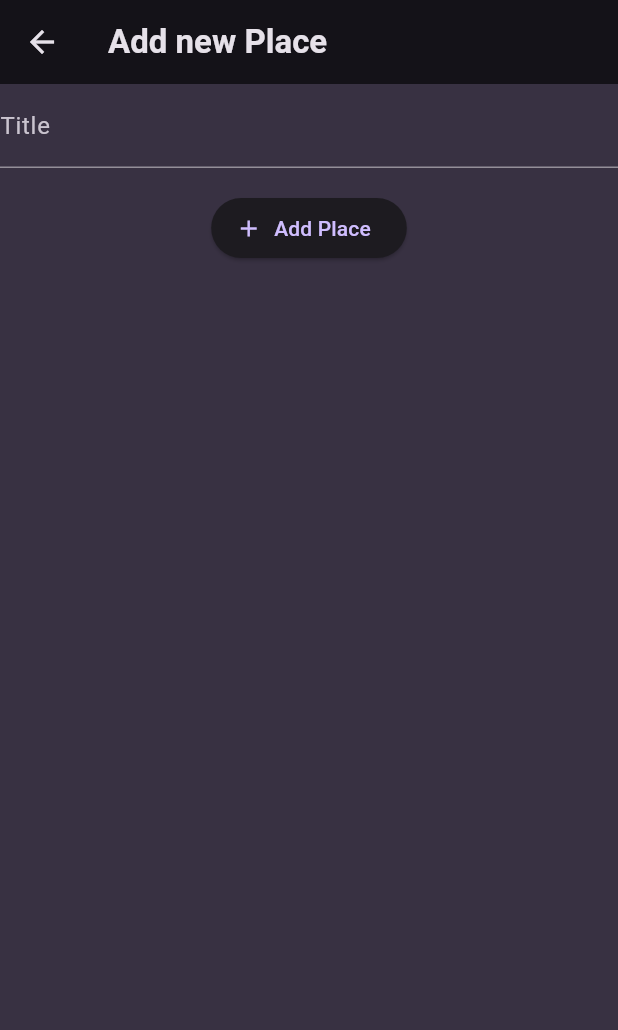
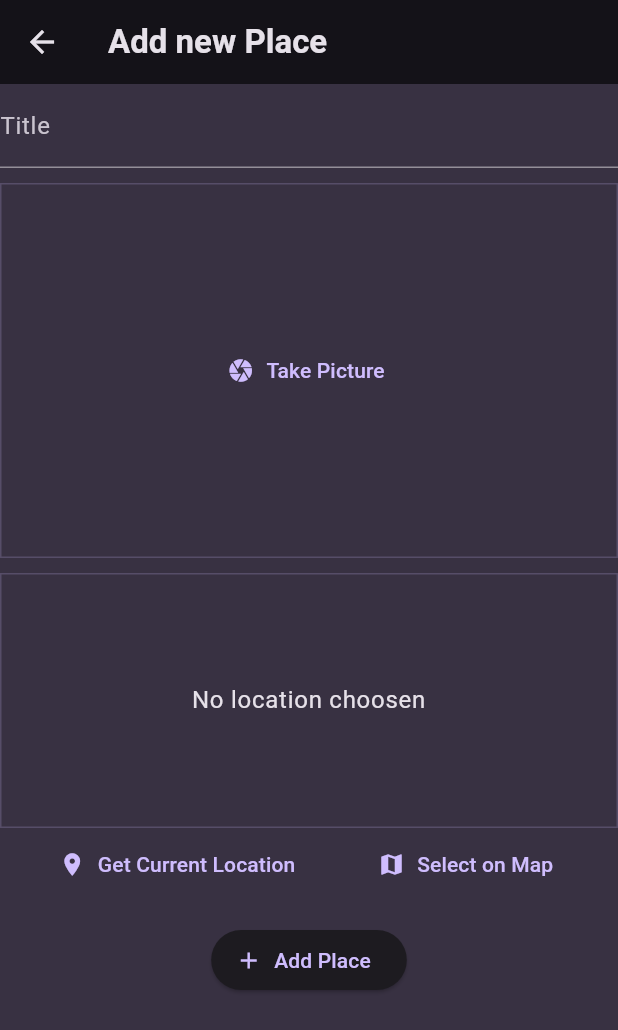
Before and after one commit to the-akashar/Flutter-favorite-places-app, a Flutter app: the AddPlaceScreen screen opened directly, on a phone screen of 412 x 824 dp. Shown: the top 1030 px of the screen. Run offline on Flutter 3.47's test engine with Material 3 defaults, Android fonts, the phone set to English and light mode, and no system bars; our stand-ins replace flutter_riverpod, google_fonts, image_picker, location, sqflite; accounts and stored records are empty.

Commit message:
second commit

```diff
--- a/lib/models/place.dart
+++ b/lib/models/place.dart
@@ -1,12 +1,32 @@
 
+
+import 'dart:io';
 
 import 'package:uuid/uuid.dart';
 
 const uuid = Uuid();
 
+class PlaceLocation{
+  const PlaceLocation({
+    required this.latitude,
+    required this.longitude,
+    required this.address});
+
+  final double latitude;
+  final double longitude;
+  final String address;
+}
+
 class Place{
-  Place({required this.title}) : id = uuid.v4();
+  Place({
+   required this.title ,
+   required this.image,
+   required this.location,
+   String? id
+   }) : id = id ?? uuid.v4();
 
   final String id;
   final String title;
+  final File image;
+  final PlaceLocation location;
 }
--- a/lib/screens/add_place.dart
+++ b/lib/screens/add_place.dart
@@ -1,4 +1,9 @@
+import 'dart:io';
+
+import 'package:favorite_places_app/models/place.dart';
 import 'package:favorite_places_app/providers/user_places.dart';
+import 'package:favorite_places_app/widgets/image_input.dart';
+import 'package:favorite_places_app/widgets/location_input.dart';
 import 'package:flutter/material.dart';
 import 'package:flutter_riverpod/flutter_riverpod.dart';
 
@@ -15,15 +20,17 @@
 class _AddPlaceScreenState extends ConsumerState<AddPlaceScreen>{
 
   final _titleController = TextEditingController();
+  File? _selectedImage;
+  PlaceLocation? _selectedLocation;
 
   void _savePlace(){
     final enteredTitle = _titleController.text;
 
-    if(enteredTitle.isEmpty){
+    if(enteredTitle.isEmpty || _selectedImage == null  || _selectedLocation == null){
       return;
     }
 
-    ref.read(userPlacesProvider.notifier).addPlace(enteredTitle);
+    ref.read(userPlacesProvider.notifier).addPlace(enteredTitle , _selectedImage!,_selectedLocation!);
 
     Navigator.of(context).pop();
   }
@@ -52,6 +59,16 @@
                 color: Theme.of(context).colorScheme.onBackground,
               ),
             ),
+            const SizedBox(height: 10),
+            ImageInput(onPickImage: (File image) {
+              _selectedImage = image;
+             },),
+            const SizedBox(height: 10),
+            LocationInput(
+              onSelectLocation: (location){
+                _selectedLocation = location;
+              },
+            ),
             const SizedBox(height: 16),
             ElevatedButton.icon(
               onPressed: _savePlace,
--- /dev/null
+++ b/lib/widgets/image_input.dart
@@ -0,0 +1,73 @@
+import 'dart:io';
+
+import 'package:flutter/material.dart';
+import 'package:image_picker/image_picker.dart';
+
+class ImageInput extends StatefulWidget {
+  const ImageInput({super.key, required this.onPickImage});
+
+  final void Function(File image) onPickImage;
+
+  @override
+  State<ImageInput> createState() {
+    return _ImageInputState();
+  }
+
+}
+
+class _ImageInputState extends State<ImageInput>{
+
+  File? _selectedImage;
+
+  void _takePicture() async {
+    final imagePicker = ImagePicker();
+    final pickedImage = await imagePicker.pickImage(
+      source: ImageSource.camera ,
+      maxWidth: double.infinity,
+      maxHeight: double.infinity
+       );
+
+    if(pickedImage == null){
+      return;
+    }
+
+    setState(() {
+      _selectedImage = File(pickedImage.path);
+    });
+
+    widget.onPickImage(_selectedImage!);
+
+  }
+
+  @override
+  Widget build(BuildContext context) {
+    Widget content = TextButton.icon(
+        icon: const Icon(Icons.camera),
+        onPressed: _takePicture,
+        label: const Text('Take Picture'));
+
+        if(_selectedImage != null){
+          content = Image.file(
+            _selectedImage!,
+            fit: BoxFit.cover,
+            width: double.infinity,
+            height: double.infinity,
+          );
+        }
+
+    return Container(
+      decoration: BoxDecoration(
+        border: Border.all(
+          width: 1,
+          // ignore: deprecated_member_use
+          color: Theme.of(context).colorScheme.primary.withOpacity(0.2),
+        )
+      ),
+      height: 250,
+      width: double.infinity,
+      alignment: Alignment.center,
+      child: content,
+    );
+  }
+
+}
--- /dev/null
+++ b/lib/widgets/location_input.dart
@@ -0,0 +1,145 @@
+import 'dart:convert';
+
+import 'package:favorite_places_app/models/place.dart';
+import 'package:flutter/material.dart';
+import 'package:location/location.dart';
+import 'package:http/http.dart'as http;
+
+class LocationInput extends StatefulWidget{
+
+  const LocationInput({super.key, required this.onSelectLocation});
+
+  final void Function(PlaceLocation location) onSelectLocation;
+  @override
+  State<LocationInput> createState() {
+   return _LocationInputState();
+  }
+
+}
+
+class _LocationInputState extends State<LocationInput>{
+
+  PlaceLocation? _pickedLocation;
+  var _isGettingLocation = false;
+
+  String get locationImage{
+    if(_pickedLocation == null ){
+      return '';
+    }
+
+    final lat = _pickedLocation!.latitude;
+    final lng = _pickedLocation!.longitude;
+
+    return 'https://maps.gomaps.pro/maps/api/staticmap?center=$lat,$lng,NY&zoom=13&size=600x300&maptype=roadmap&markers=color:red%7Clabel:A%7C$lat,$lng&key=AlzaSyiKXOMN-ctI7Z0NHjuCLoplFVSMbNiCjLP';
+  }
+
+  void _getCurrentLocation() async{
+  Location location =  Location();
+
+bool serviceEnabled;
+PermissionStatus permissionGranted;
+LocationData locationData;
+
+serviceEnabled = await location.serviceEnabled();
+if (!serviceEnabled) {
+  serviceEnabled = await location.requestService();
+  if (!serviceEnabled) {
+    return;
+  }
+}
+
+permissionGranted = await location.hasPermission();
+if (permissionGranted == PermissionStatus.denied) {
+  permissionGranted = await location.requestPermission();
+  if (permissionGranted != PermissionStatus.granted) {
+    return;
+  }
+}
+
+setState(() {
+  _isGettingLocation = true;
+});
+
+locationData = await location.getLocation();
+final lat = locationData.latitude;
+final lng = locationData.longitude;
+
+if(lat==null || lng==null){
+  return;
+}
+
+final url = Uri.parse(
+  'https://maps.googleapis.com/maps/api/geocode/json?latlng=$lat,$lng&key=AlzaSyiKXOMN-ctI7Z0NHjuCLoplFVSMbNiCjLP'
+);
+final response = await http.get(url);
+final resData = json.decode(response.body);
+final address = resData['results'][0]['formatted_address'];
+
+setState(() {
+  _pickedLocation = PlaceLocation(
+    latitude: lat,
+    longitude:lng,
+    address: address);
+  _isGettingLocation = false;
+});
+
+widget.onSelectLocation(_pickedLocation!);
+
+}
+  @override
+  Widget build(BuildContext context) {
+    Widget previewContent = Text(
+        'No location choosen',
+        textAlign: TextAlign.center,
+        style: Theme.of(context).textTheme.bodyLarge!.copyWith(
+          // ignore: deprecated_member_use
+          color: Theme.of(context).colorScheme.onBackground,
+        ),
+      );
+
+      if(_pickedLocation != null){
+        previewContent = Image.network(
+          locationImage,
+          fit: BoxFit.cover,
+          width: double.infinity,
+          height: double.infinity,
+        );
+      }
+      if(_isGettingLocation){
+        previewContent = const CircularProgressIndicator();
+      }
+    return Column(
+      children: [
+        Container(
+          height: 170,
+          width: double.infinity,
+          alignment: Alignment.center,
+          decoration: BoxDecoration(
+        border: Border.all(
+          width: 1,
+          // ignore: deprecated_member_use
+          color: Theme.of(context).colorScheme.primary.withOpacity(0.2),
+        )
+      ),
+      child: previewContent,
+        ),
+        Row(
+          mainAxisAlignment: MainAxisAlignment.spaceEvenly,
+          children: [
+            TextButton.icon(
+              onPressed: _getCurrentLocation,
+              label: const Text('Get Current Location'),
+              icon: const Icon(Icons.location_on)
+              ),
+              TextButton.icon(
+              onPressed: (){},
+              label: const Text('Select on Map'),
+              icon: const Icon(Icons.map)
+              )
+          ],
+        )
+      ],
+    );
+  }
+
+}
--- a/pubspec.yaml
+++ b/pubspec.yaml
@@ -37,6 +37,12 @@
   google_fonts: ^6.2.1
   uuid: ^4.5.1
   flutter_riverpod: ^2.6.1
+  image_picker: ^1.1.2
+  location: ^8.0.0
+  http: ^1.3.0
+  path_provider: ^2.1.5
+  path: ^1.9.0
+  sqflite: ^2.4.1
 
 dev_dependencies:
   flutter_test:
```
Also changed, not shown: lib/providers/user_places.dart (+59 -2 lines), lib/screens/places.dart (+8 -11 lines), lib/screens/places_detail.dart (+9 -7 lines), lib/widgets/places_list.dart (+11 -0 lines), pubspec.lock, 6 other files.
